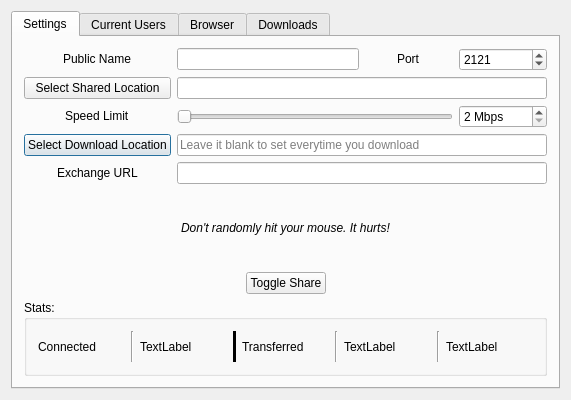
This is 21Lane/dialog.ui in himanshub16/21Lane as Qt 5 draws it before an edit. The edited form follows.
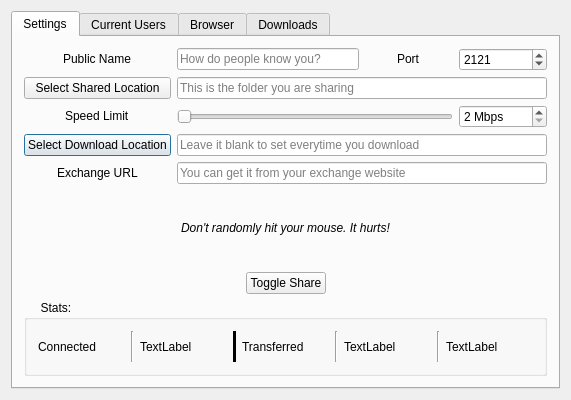
This is the edited form. The open tabs and pages were chosen to show the change. Icons and pictures are not drawn.

The edit to the form file:
```diff
--- a/21Lane/dialog.ui
+++ b/21Lane/dialog.ui
@@ -60,10 +60,18 @@
             </widget>
            </item>
            <item row="5" column="1" colspan="4">
-            <widget class="QLineEdit" name="exchangeURL"/>
+            <widget class="QLineEdit" name="exchangeURLInput">
+             <property name="placeholderText">
+              <string>You can get it from your exchange website</string>
+             </property>
+            </widget>
            </item>
            <item row="0" column="1" colspan="2">
-            <widget class="QLineEdit" name="publicName"/>
+            <widget class="QLineEdit" name="publicNameInput">
+             <property name="placeholderText">
+              <string>How do people know you?</string>
+             </property>
+            </widget>
            </item>
            <item row="0" column="3" alignment="Qt::AlignHCenter|Qt::AlignVCenter">
             <widget class="QLabel" name="label_2">
@@ -113,7 +121,11 @@
             </widget>
            </item>
            <item row="1" column="1" colspan="4">
-            <widget class="QLineEdit" name="sharedLocationInput"/>
+            <widget class="QLineEdit" name="sharedLocationInput">
+             <property name="placeholderText">
+              <string>This is the folder you are sharing</string>
+             </property>
+            </widget>
            </item>
            <item row="3" column="4">
             <widget class="QSpinBox" name="speedLimitSpin">
@@ -215,7 +227,7 @@
          <item>
           <widget class="QGroupBox" name="groupBox">
            <property name="title">
-            <string>Stats:</string>
+            <string>     Stats:</string>
            </property>
            <layout class="QVBoxLayout" name="verticalLayout_3">
             <item>
```
Left out of the diff: 55 changed lines with no effect on the pictures.
